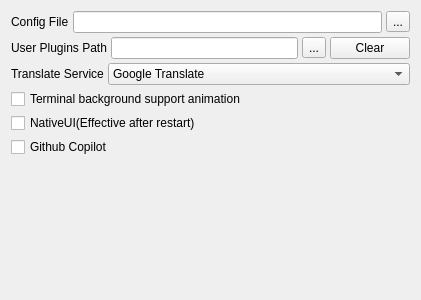
QQxiaoming/quardCRT, file src/globaloptions/globaloptionsadvancedwidget.ui: the form before one commit.
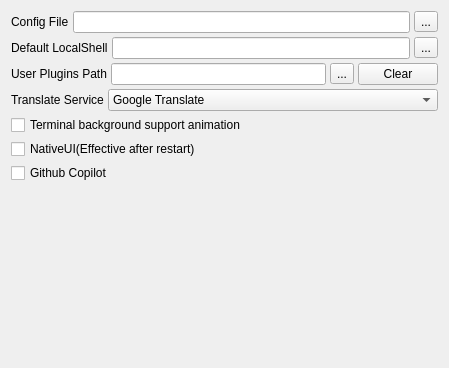
The form after the commit.

Commit message: Add advanced options to set the default startup shell for local terminal

Patch:
```diff
--- a/src/globaloptions/globaloptionsadvancedwidget.ui
+++ b/src/globaloptions/globaloptionsadvancedwidget.ui
@@ -6,8 +6,8 @@
    <rect>
     <x>0</x>
     <y>0</y>
-    <width>421</width>
-    <height>300</height>
+    <width>449</width>
+    <height>368</height>
    </rect>
   </property>
   <layout class="QVBoxLayout" name="verticalLayout">
@@ -54,6 +54,34 @@
      </item>
     </layout>
    </item>
+   <item>
+    <layout class="QHBoxLayout" name="horizontalLayout_31">
+     <item>
+      <widget class="QLabel" name="label_5">
+       <property name="text">
+        <string>Default LocalShell</string>
+       </property>
+      </widget>
+     </item>
+     <item>
+      <widget class="QLineEdit" name="lineEditDefaultLocalShell">
+       <property name="toolTip">
+        <string>Set the default LocalShell</string>
+       </property>
+      </widget>
+     </item>
+     <item>
+      <widget class="QToolButton" name="toolButtonDefaultLocalShell">
+       <property name="toolTip">
+        <string>Choose the default LocalShell</string>
+       </property>
+       <property name="text">
+        <string>...</string>
+       </property>
+      </widget>
+     </item>
+    </layout>
+   </item>
    <item>
     <layout class="QHBoxLayout" name="horizontalLayout_3">
      <property name="spacing">
```
Left out of the diff: 4 changed lines with no effect on the pictures. The commit also changes 4 other files.
